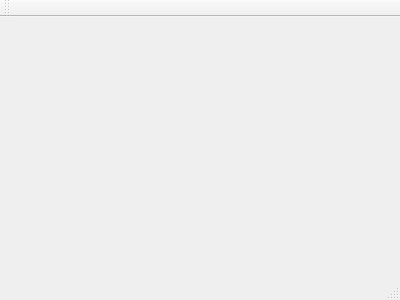
First picture: the form in clientmaingame.ui, repository samuellavoie90/cll-PlanetWarsClient, before the edit.
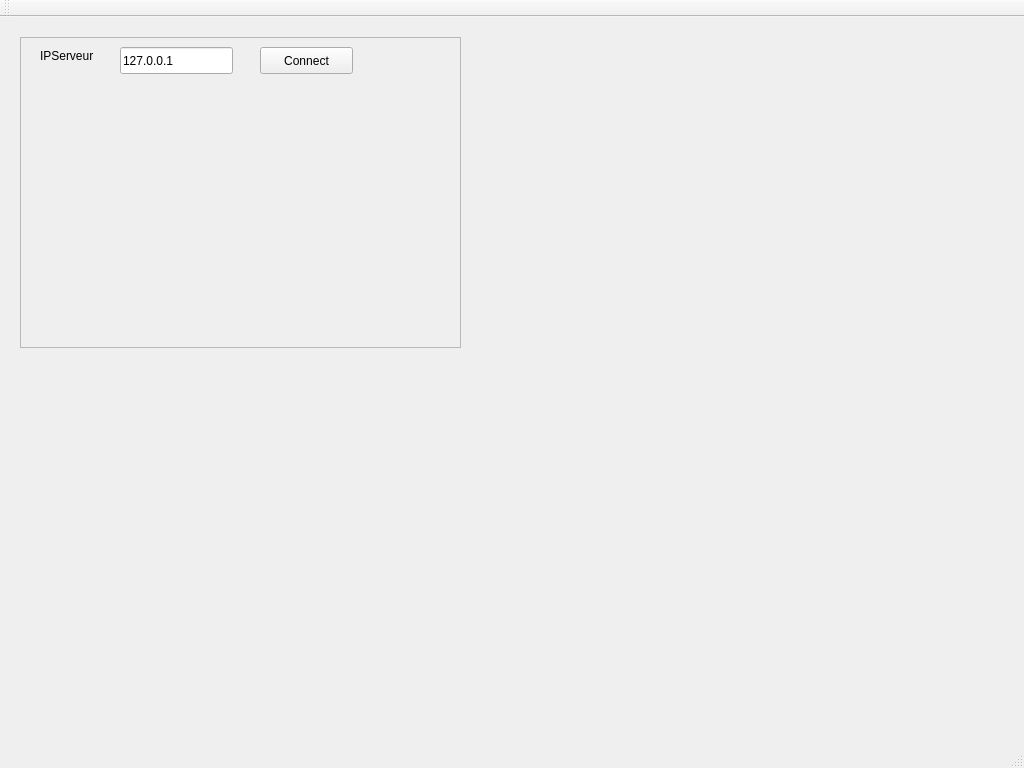
Second picture: the form after the edit.

The edit to the form file:
```diff
--- a/clientmaingame.ui
+++ b/clientmaingame.ui
@@ -1,24 +1,95 @@
 <ui version="4.0">
  <class>ClientMainGame</class>
- <widget class="QMainWindow" name="ClientMainGame" >
-  <property name="geometry" >
+ <widget class="QMainWindow" name="ClientMainGame">
+  <property name="geometry">
    <rect>
     <x>0</x>
     <y>0</y>
-    <width>400</width>
-    <height>300</height>
+    <width>1024</width>
+    <height>768</height>
    </rect>
   </property>
   <property name="windowTitle" >
    <string>ClientMainGame</string>
   </property>
-  <widget class="QMenuBar" name="menuBar" />
-  <widget class="QToolBar" name="mainToolBar" />
-  <widget class="QWidget" name="centralWidget" />
-  <widget class="QStatusBar" name="statusBar" />
+  <widget class="QWidget" name="centralWidget">
+   <widget class="QFrame" name="frame">
+    <property name="geometry">
+     <rect>
+      <x>20</x>
+      <y>20</y>
+      <width>441</width>
+      <height>311</height>
+     </rect>
+    </property>
+    <property name="frameShape">
+     <enum>QFrame::StyledPanel</enum>
+    </property>
+    <property name="frameShadow">
+     <enum>QFrame::Raised</enum>
+    </property>
+    <widget class="QLabel" name="label">
+     <property name="geometry">
+      <rect>
+       <x>20</x>
+       <y>10</y>
+       <width>62</width>
+       <height>17</height>
+      </rect>
+     </property>
+     <property name="text">
+      <string>IPServeur</string>
+     </property>
+    </widget>
+    <widget class="QPushButton" name="pushButton">
+     <property name="geometry">
+      <rect>
+       <x>240</x>
+       <y>10</y>
+       <width>93</width>
+       <height>27</height>
+      </rect>
+     </property>
+     <property name="text">
+      <string>Connect</string>
+     </property>
+    </widget>
+    <widget class="QLineEdit" name="lineEdit">
+     <property name="geometry">
+      <rect>
+       <x>100</x>
+       <y>10</y>
+       <width>113</width>
+       <height>27</height>
+      </rect>
+     </property>
+     <property name="text">
+      <string>127.0.0.1</string>
+     </property>
+    </widget>
+   </widget>
+  </widget>
+  <widget class="QMenuBar" name="menuBar">
+   <property name="geometry">
+    <rect>
+     <x>0</x>
+     <y>0</y>
+     <width>1024</width>
+     <height>23</height>
+    </rect>
+   </property>
+  </widget>
+  <widget class="QToolBar" name="mainToolBar">
+   <attribute name="toolBarArea">
+    <enum>TopToolBarArea</enum>
+   </attribute>
+   <attribute name="toolBarBreak">
+    <bool>false</bool>
+   </attribute>
+  </widget>
+  <widget class="QStatusBar" name="statusBar"/>
  </widget>
- <layoutDefault spacing="6" margin="11" />
- <pixmapfunction></pixmapfunction>
+ <layoutdefault spacing="6" margin="11"/>
  <resources/>
  <connections/>
 </ui>
```
Left out of the diff: 3 changed lines with no effect on the pictures.
